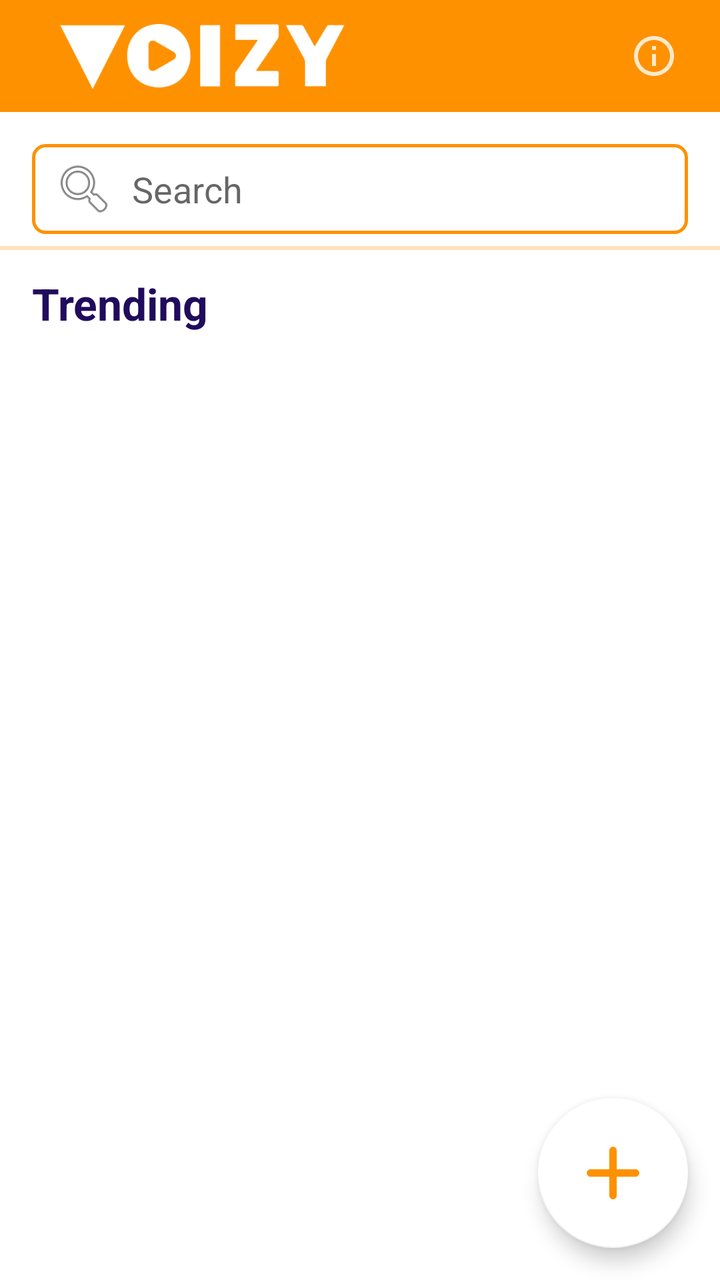
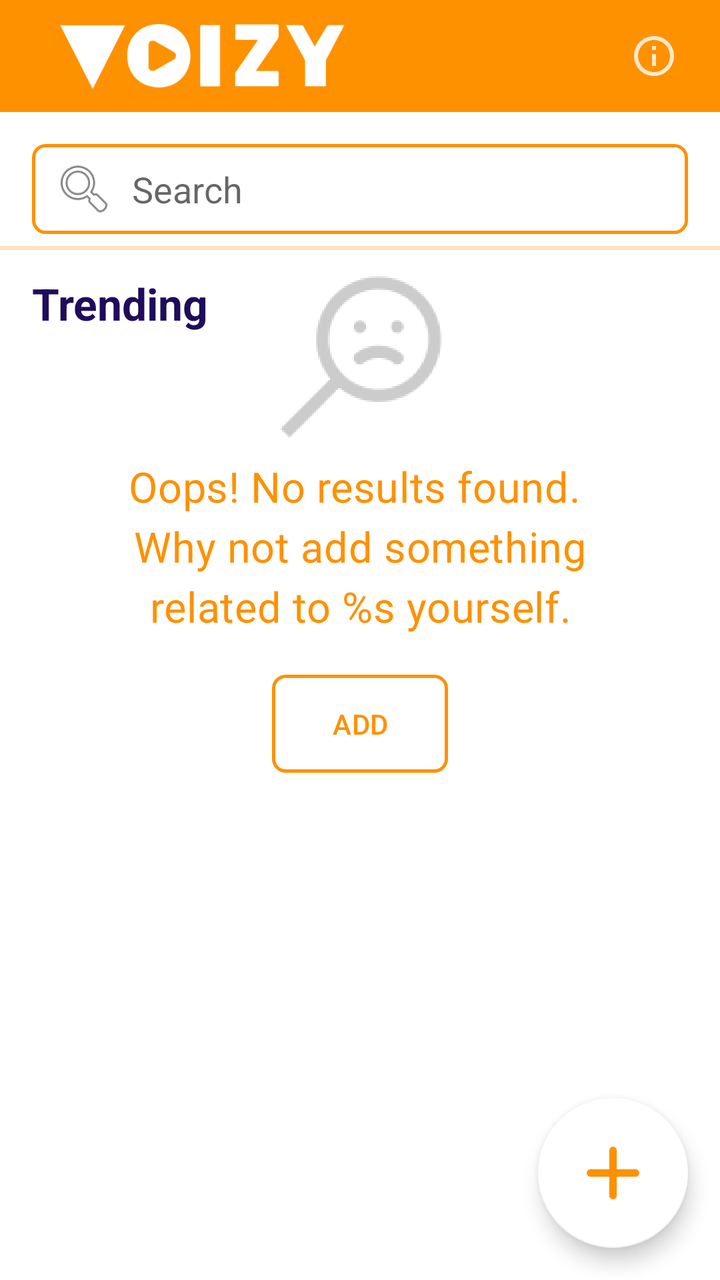

Compare the two renders of this Android layout. The source of the first and the diff that turns it into the second are given below.
<!-- AndroidManifest.xml: application theme VoizyTheme.Launcher -->
<!-- res/layout/library_fragment.xml -->
<?xml version="1.0" encoding="utf-8"?>
<androidx.constraintlayout.widget.ConstraintLayout xmlns:app="http://schemas.android.com/apk/res-auto"
    xmlns:android="http://schemas.android.com/apk/res/android"
    android:layout_width="match_parent"
    android:layout_height="match_parent"
    xmlns:tools="http://schemas.android.com/tools"
    android:background="@android:color/white">

    <com.google.android.material.appbar.AppBarLayout
        android:id="@+id/app_bar_layout"
        android:layout_height="?android:attr/actionBarSize"
        android:layout_width="match_parent"
        app:layout_constraintTop_toTopOf="parent">

        <android.widget.Toolbar
            android:id="@+id/toolbar"
            android:theme="@style/VoizyAppBarTheme"
            android:layout_width="match_parent"
            android:layout_height="match_parent"
            android:elevation="4dp">

            <ImageView
                android:layout_width="142.5dp"
                android:layout_height="32.5dp"
                android:layout_marginStart="30dp"
                android:layout_marginTop="12dp"
                android:layout_marginBottom="11.5dp"
                android:src="@drawable/voizy_logo" />

            <ImageButton
                android:id="@+id/btn_privacy_policy"
                android:layout_width="50dp"
                android:layout_height="50dp"
                android:layout_marginEnd="8dp"
                android:layout_gravity="end"
                android:src="@drawable/info_white"
                android:background="@android:color/transparent" />

        </android.widget.Toolbar>

    </com.google.android.material.appbar.AppBarLayout>

    <EditText
        android:id="@+id/et_search"
        android:layout_width="0dp"
        android:layout_height="45dp"
        android:layout_marginTop="16dp"
        android:layout_marginStart="16dp"
        android:layout_marginEnd="16dp"
        app:layout_constraintStart_toStartOf="parent"
        app:layout_constraintTop_toBottomOf="@id/app_bar_layout"
        app:layout_constraintEnd_toEndOf="parent"
        android:drawablePadding="8dp"
        android:foregroundTintMode="@android:color/white"
        android:drawableLeft="@android:drawable/ic_menu_search"
        android:paddingStart="10dp"
        android:hint="Search"
        android:background="@drawable/border_background" />

    <ProgressBar
        android:id="@+id/progress_initial_loader"
        style="?android:attr/progressBarStyleHorizontal"
        android:layout_width="match_parent"
        android:layout_height="10dp"
        android:layout_marginTop="2dp"
        android:indeterminate="true"
        android:progressBackgroundTint="@android:color/transparent"
        android:progressTint="@color/voizy_orange"
        app:layout_constraintTop_toBottomOf="@+id/et_search"
        tools:layout_editor_absoluteX="16dp" />

    <TextView
        android:id="@+id/tv_library_headline"
        android:layout_width="wrap_content"
        android:layout_height="wrap_content"
        android:layout_marginStart="16dp"
        android:layout_marginTop="8dp"
        android:layout_marginBottom="8dp"
        app:layout_constraintStart_toStartOf="parent"
        app:layout_constraintTop_toBottomOf="@+id/progress_initial_loader"
        android:textStyle="bold"
        android:textSize="22sp"
        android:textColor="@color/voizy_purple"
        android:text="@string/trending" />

    <androidx.recyclerview.widget.RecyclerView
        android:id="@+id/rv_voizy_list"
        android:layout_width="match_parent"
        android:layout_height="0dp"
        app:layout_constraintTop_toBottomOf="@+id/tv_library_headline"
        android:layout_marginBottom="8dp"
        android:layout_marginTop="8dp"
        app:layout_constraintBottom_toBottomOf="parent" />

    <RelativeLayout
        android:id="@+id/layout_no_results"
        android:layout_width="wrap_content"
        android:layout_height="wrap_content"
        app:layout_constraintBottom_toBottomOf="parent"
        app:layout_constraintEnd_toEndOf="@+id/rv_voizy_list"
        app:layout_constraintStart_toStartOf="@+id/rv_voizy_list"
        app:layout_constraintTop_toBottomOf="@+id/progress_initial_loader"
        app:layout_constraintVertical_bias="0.05"
        android:visibility="gone">

        <ImageView
            android:id="@+id/iv_no_results"
            android:layout_width="wrap_content"
            android:layout_height="wrap_content"
            android:layout_centerHorizontal="true"
            android:src="@drawable/no_results" />

        <TextView
            android:id="@+id/tv_no_results_info"
            android:layout_width="wrap_content"
            android:layout_height="wrap_content"
            android:text="@string/info_no_results"
            android:layout_below="@+id/iv_no_results"
            android:letterSpacing="0.01"
            android:lineSpacingExtra="5.5sp"
            android:textSize="23sp"
            android:textColor="@color/voizy_orange" />

        <Button
            android:id="@+id/btn_no_results_create"
            style="@style/VoizyTheme.BorderButton"
            android:layout_width="wrap_content"
            android:layout_height="wrap_content"
            android:layout_below="@+id/tv_no_results_info"
            android:layout_marginTop="20dp"
            android:layout_centerHorizontal="true"
            android:letterSpacing="0.01"
            android:lineSpacingExtra="5.5sp"
            android:text="@string/add"
            android:textColor="@color/voizy_orange" />

    </RelativeLayout>

    <com.google.android.material.floatingactionbutton.FloatingActionButton
        android:id="@+id/fab_create_voizy"
        style="@style/VoizyFloatingButtonStyle"
        android:layout_width="wrap_content"
        android:layout_height="wrap_content"
        android:src="@drawable/round_add_black_48"
        app:fabCustomSize="@dimen/fab_size_big"
        app:layout_constraintBottom_toBottomOf="parent"
        app:layout_constraintEnd_toEndOf="parent"
        app:maxImageSize="@dimen/fab_src_size_big"
        android:visibility="visible" />

</androidx.constraintlayout.widget.ConstraintLayout>
<!-- resources referenced by this layout -->
<resources>
  <color name="voizy_orange">#FE9100</color>
  <color name="voizy_purple">#200B5D</color>
  <dimen name="fab_size_big">75dp</dimen>
  <dimen name="fab_src_size_big">45dp</dimen>
  <!-- drawable border_background (drawable) -->
  <layer-list xmlns:android="http://schemas.android.com/apk/res/android">
      <item>
          <shape>
              <corners android:radius="6dp"/>
              <solid android:color="@android:color/transparent"/>
              <stroke
                  android:width="1.5dp"
                  android:color="@color/voizy_orange"/>
          </shape>
      </item>
  </layer-list>
  <!-- drawable info_white (drawable-anydpi) -->
  <vector xmlns:android="http://schemas.android.com/apk/res/android"
      android:width="24dp"
      android:height="24dp"
      android:viewportWidth="24"
      android:viewportHeight="24"
      android:tint="#FFFFFF"
      android:alpha="0.8">
      <path
          android:fillColor="#FF000000"
          android:pathData="M11,17h2v-6h-2v6zM12,2C6.48,2 2,6.48 2,12s4.48,10 10,10 10,-4.48 10,-10S17.52,2 12,2zM12,20c-4.41,0 -8,-3.59 -8,-8s3.59,-8 8,-8 8,3.59 8,8 -3.59,8 -8,8zM11,9h2L13,7h-2v2z"/>
  </vector>
  <!-- drawable no_results: png bitmap (drawable-hdpi, 6188 bytes) -->
  <!-- drawable round_add_black_48: png bitmap (drawable-hdpi, 219 bytes) -->
  <!-- drawable voizy_logo: png bitmap (drawable-hdpi, 5680 bytes) -->
  <string name="add">"Add"</string>
  <string name="info_no_results">"Oops! No results found. \n Why not add it yourself"</string>
  <string name="trending">"Trending"</string>
  <style name="VoizyAppBarTheme" parent="@style/Widget.AppCompat.ActionBar">
          <item name="android:background">@color/voizy_orange</item>
          <item name="android:icon">@drawable/splash_screen_image</item>
      </style>
  <style name="VoizyFloatingButtonStyle" parent="Widget.Design.FloatingActionButton">
          <item name="android:layout_margin">@dimen/fab_margin</item>
          <item name="android:scaleType">center</item>
          <item name="android:tint">@color/voizy_orange</item>
          <item name="backgroundTint">@android:color/white</item>
      </style>
  <style name="VoizyTheme.BorderButton" parent="android:Widget.Material.Button.Borderless">
          <item name="android:background">@drawable/voizy_button_ripples</item>
          <item name="android:textColor">@color/voizy_orange</item>
          <item name="android:foreground">?attr/selectableItemBackground</item>
          <item name="android:padding">15dp</item>
      </style>
  <style name="VoizyTheme.Launcher" parent="VoizyTheme">
          <item name="android:windowBackground">@drawable/splash_screen_drawable</item>
          <item name="android:windowTranslucentStatus">true</item>
          <item name="android:windowTranslucentNavigation">true</item>
      </style>
  <!-- drawable splash_screen_image: png bitmap (drawable, 5870 bytes) -->
  <dimen name="fab_margin">16dp</dimen>
  <!-- drawable voizy_button_ripples (drawable) -->
  <?xml version="1.0" encoding="utf-8"?>
  <ripple xmlns:android="http://schemas.android.com/apk/res/android"
      android:color="@color/voizy_orange">
      <item android:drawable="@drawable/border_background" />
  </ripple>
  <style name="VoizyTheme" parent="@style/Theme.AppCompat.Light.DarkActionBar">
          
          <item name="colorPrimary">@android:color/white</item>
          <item name="colorPrimaryDark">@android:color/white</item>
          <item name="colorAccent">@color/voizy_orange</item>
          <item name="android:statusBarColor">@color/voizy_orange</item>
          <item name="actionBarStyle">@style/VoizyAppBarTheme</item>
      </style>
  <!-- drawable splash_screen_drawable (drawable) -->
  <?xml version="1.0" encoding="utf-8"?>
  <layer-list xmlns:android="http://schemas.android.com/apk/res/android"
      android:opacity="opaque">
  
      <item android:drawable="@color/voizy_orange"/>
  
      <item>
          <bitmap
              android:src="@drawable/splash_screen_image"
              android:gravity="center"/>
      </item>
  
  </layer-list>
</resources>

<!-- the commit's change to res/layout/library_fragment.xml (unified diff, before → after) -->
@@ -96,30 +96,35 @@
         android:id="@+id/layout_no_results"
         android:layout_width="wrap_content"
         android:layout_height="wrap_content"
+        android:visibility="visible"
         app:layout_constraintBottom_toBottomOf="parent"
         app:layout_constraintEnd_toEndOf="@+id/rv_voizy_list"
         app:layout_constraintStart_toStartOf="@+id/rv_voizy_list"
         app:layout_constraintTop_toBottomOf="@+id/progress_initial_loader"
-        app:layout_constraintVertical_bias="0.05"
-        android:visibility="gone">
+        app:layout_constraintVertical_bias="0.0">
 
         <ImageView
             android:id="@+id/iv_no_results"
-            android:layout_width="wrap_content"
-            android:layout_height="wrap_content"
+            android:layout_width="100dp"
+            android:layout_height="100dp"
+            android:layout_alignParentTop="true"
             android:layout_centerHorizontal="true"
+            android:layout_marginTop="0dp"
             android:src="@drawable/no_results" />
 
         <TextView
             android:id="@+id/tv_no_results_info"
             android:layout_width="wrap_content"
             android:layout_height="wrap_content"
-            android:text="@string/info_no_results"
             android:layout_below="@+id/iv_no_results"
+            android:layout_marginStart="50dp"
+            android:layout_marginEnd="50dp"
+            android:gravity="center_horizontal"
             android:letterSpacing="0.01"
             android:lineSpacingExtra="5.5sp"
-            android:textSize="23sp"
-            android:textColor="@color/voizy_orange" />
+            android:text="@string/info_no_results"
+            android:textColor="@color/voizy_orange"
+            android:textSize="21sp" />
 
         <Button
             android:id="@+id/btn_no_results_create"
@@ -127,8 +132,8 @@
             android:layout_width="wrap_content"
             android:layout_height="wrap_content"
             android:layout_below="@+id/tv_no_results_info"
+            android:layout_centerHorizontal="true"
             android:layout_marginTop="20dp"
-            android:layout_centerHorizontal="true"
             android:letterSpacing="0.01"
             android:lineSpacingExtra="5.5sp"
             android:text="@string/add"
<!-- resource entries referenced after the edit -->
@@ -32,7 +32,7 @@
   <!-- drawable round_add_black_48: png bitmap (drawable-hdpi, 219 bytes) -->
   <!-- drawable voizy_logo: png bitmap (drawable-hdpi, 5680 bytes) -->
   <string name="add">"Add"</string>
-  <string name="info_no_results">"Oops! No results found. \n Why not add it yourself"</string>
+  <string name="info_no_results">"Oops! No results found. \nWhy not add something related to %s yourself."</string>
   <string name="trending">"Trending"</string>
   <style name="VoizyAppBarTheme" parent="@style/Widget.AppCompat.ActionBar">
           <item name="android:background">@color/voizy_orange</item>
